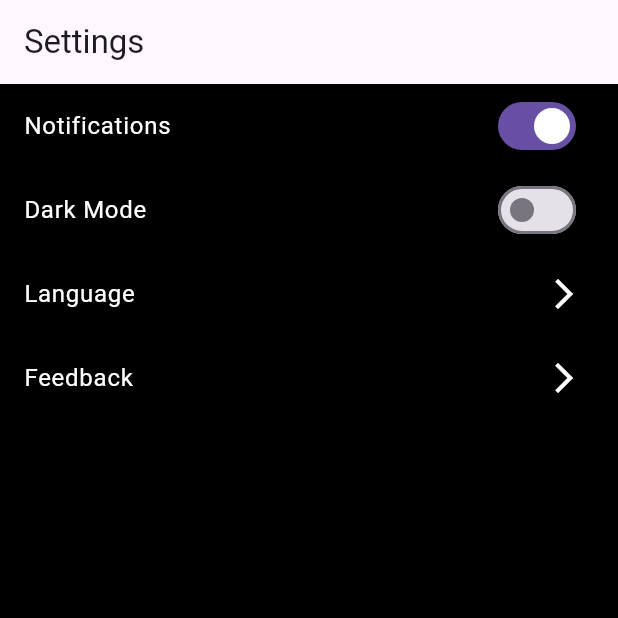
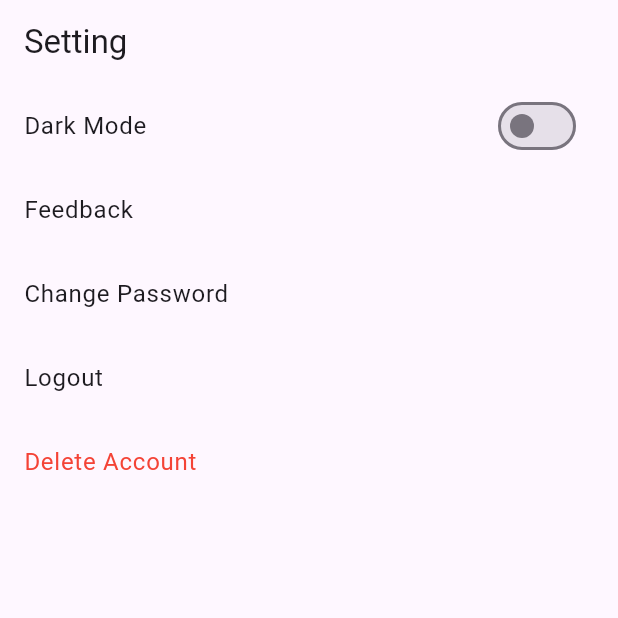
Before and after one commit to SDGP-93/FitFlow, a Flutter app: the SettingsPage screen opened directly, on a phone screen of 412 x 824 dp, the top half of it. Run offline on Flutter 3.47's test engine with Material 3 defaults, Android fonts, the phone set to English and light mode, and no system bars; our stand-ins replace firebase_auth, firebase_core; accounts and stored records are empty.

Commit message:
settings page additional features added

```diff
--- a/lib/Screens/Setting.dart
+++ b/lib/Screens/Setting.dart
@@ -1,84 +1,113 @@
 import 'package:flutter/material.dart';
+import 'package:provider/provider.dart';
 
 void main() {
-  runApp(MyApp());
+  runApp(FitFlowApp());
 }
 
-class MyApp extends StatelessWidget {
+class DarkThemeProvider with ChangeNotifier {
+  bool _isDarkMode = false;
+
+  bool get isDarkMode => _isDarkMode;
+
+  void toggleDarkMode(bool newValue) {
+    _isDarkMode = newValue;
+    notifyListeners();
+  }
+}
+
+class FitFlowApp extends StatelessWidget {
   @override
   Widget build(BuildContext context) {
-    return MaterialApp(
-      home: SettingsPage(),
+    return ChangeNotifierProvider(
+      create: (_) => DarkThemeProvider(),
+      child: Consumer<DarkThemeProvider>(
+        builder: (context, themeProvider, child) {
+          return MaterialApp(
+            title: 'FitFlow',
+            theme: themeProvider.isDarkMode
+                ? ThemeData.dark()
+                : ThemeData.light(),
+            home: SettingsPage(),
+          );
+        },
+      ),
     );
   }
 }
 
-class SettingsPage extends StatefulWidget {
-  @override
-  _SettingsPageState createState() => _SettingsPageState();
-}
-
-class _SettingsPageState extends State<SettingsPage> {
-  bool _notificationsEnabled = true;
-  bool _darkModeEnabled = false;
-
+class SettingsPage extends StatelessWidget {
   @override
   Widget build(BuildContext context) {
     return Scaffold(
       appBar: AppBar(
-        title: Text('Settings'),
+        title: Text('Setting'),
       ),
-      backgroundColor: Colors.black, // Set background color to black
       body: ListView(
-        children: <Widget>[
+        children: [
           ListTile(
-            title: Text(
-              'Notifications',
-              style: TextStyle(color: Colors.white), // Set text color to white
-            ),
-            trailing: Switch(
-              value: _notificationsEnabled,
-              onChanged: (bool value) {
-                setState(() {
-                  _notificationsEnabled = value;
-                });
-                // Handle notification state changes
+            title: Text('Dark Mode'),
+            trailing: Consumer<DarkThemeProvider>(
+              builder: (context, themeProvider, child) {
+                return Switch(
+                  value: themeProvider.isDarkMode,
+                  onChanged: (value) {
+                    themeProvider.toggleDarkMode(value);
+                  },
+                );
               },
             ),
           ),
           ListTile(
-            title: Text(
-              'Dark Mode',
-              style: TextStyle(color: Colors.white), // Set text color to white
-            ),
-            trailing: Switch(
-              value: _darkModeEnabled,
-              onChanged: (bool value) {
-                setState(() {
-                  _darkModeEnabled = value;
-                });
-                // Handle dark mode state changes
-              },
-            ),
+            title: Text('Feedback'),
+            onTap: () {
+              // Implement feedback logic
+            },
           ),
           ListTile(
-            title: Text(
-              'Language',
-              style: TextStyle(color: Colors.white), // Set text color to white
-            ),
-            trailing: Icon(Icons.arrow_forward_ios, color: Colors.white), // Set icon color to white
+            title: Text('Change Password'),
             onTap: () {
-              // Navigate to language settings page or show a language picker dialog
+              // Implement change password logic
+            },
+          ),
+          ListTile(
+            title: Text('Logout'),
+            onTap: () {
+              // Implement logout logic
+              Navigator.pop(context); // Navigate back to previous screen
             },
           ),
           ListTile(
             title: Text(
-              'Feedback',
-              style: TextStyle(color: Colors.white), // Set text color to white
+              'Delete Account',
+              style: TextStyle(color: Colors.red),
             ),
-            trailing: Icon(Icons.arrow_forward_ios, color: Colors.white), // Set icon color to white
             onTap: () {
-              // Navigate to feedback page
+              // Implement delete account logic
+              showDialog(
+                context: context,
+                builder: (BuildContext context) {
+                  return AlertDialog(
+                    title: Text("Delete Account"),
+                    content: Text("Are you sure you want to delete your account?"),
+                    actions: [
+                      TextButton(
+                        onPressed: () {
+                          Navigator.of(context).pop(); // Close the dialog
+                        },
+                        child: Text("Cancel"),
+                      ),
+                      TextButton(
+                        onPressed: () {
+                          // Implement delete account logic here
+                          Navigator.of(context).pop(); // Close the dialog
+                        },
+                        child: Text("Delete"),
+                      ),
+                    ],
+                  );
+                },
+              );
             },
           ),
         ],
```
